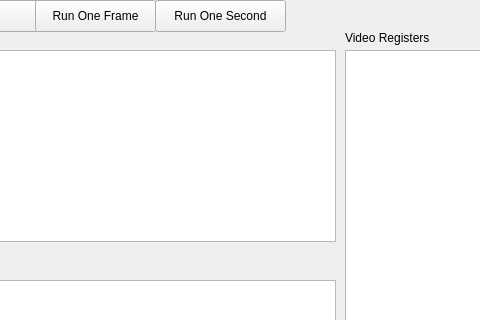
This is GbmuUI/debuggerwindow.ui in nbouchinet/gbmu as Qt 5 draws it before an edit; both pictures show x 185 to 665 and y 0 to 320 of the 975 by 600 pixel window. The edited form follows.
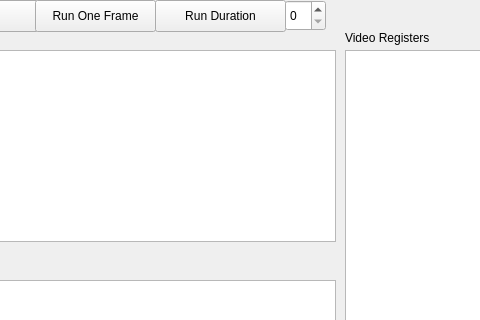
This is the edited form.

Commit message: you can now run one duration with a spinbox value

Patch:
```diff
--- a/GbmuUI/debuggerwindow.ui
+++ b/GbmuUI/debuggerwindow.ui
@@ -74,7 +74,7 @@
     </rect>
    </property>
    <property name="text">
-    <string>Run One Second</string>
+    <string>Run Duration</string>
    </property>
   </widget>
   <widget class="QLineEdit" name="memoryLineEdit">
@@ -261,6 +261,16 @@
     <string>Breakpoints</string>
    </property>
   </widget>
+  <widget class="QSpinBox" name="runDurationSpinBox">
+   <property name="geometry">
+    <rect>
+     <x>470</x>
+     <y>0</y>
+     <width>41</width>
+     <height>31</height>
+    </rect>
+   </property>
+  </widget>
  </widget>
  <resources/>
  <connections/>
```
Left out of the diff: 2 changed lines with no effect on the pictures. The commit also changes 5 other files.
